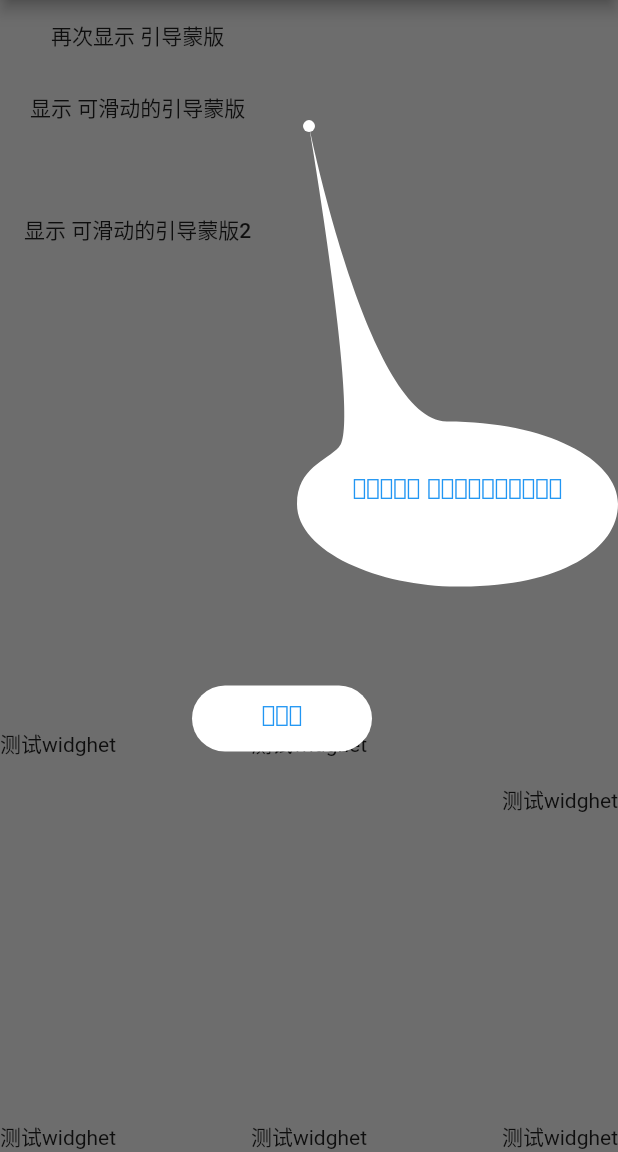
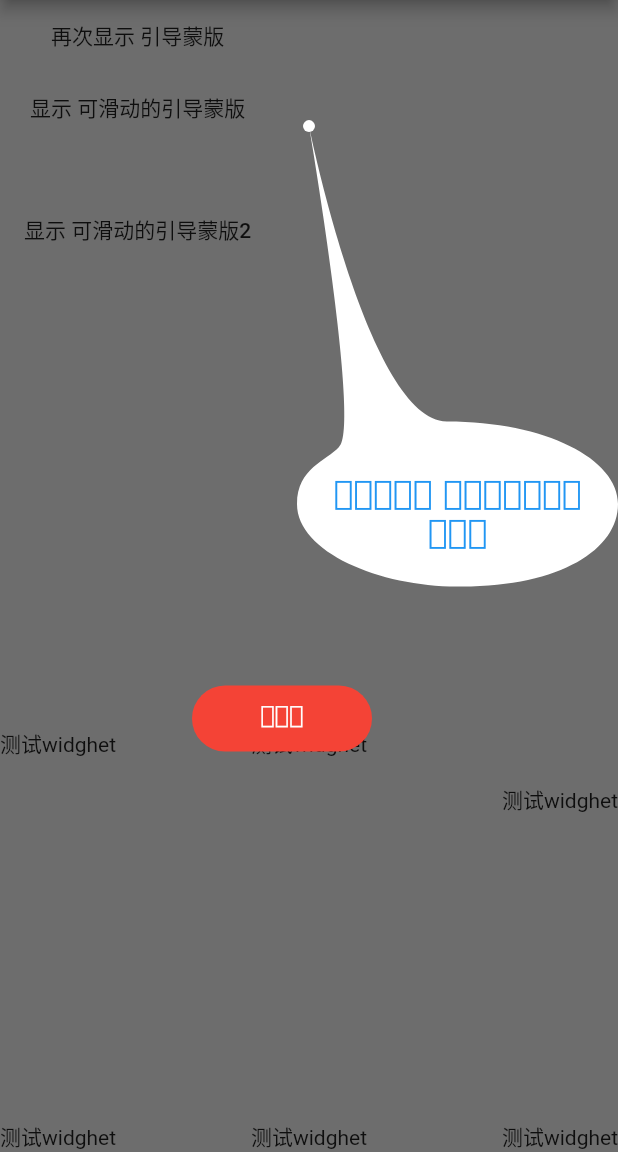
Before and after one commit to zhaolongs/flutter_guidance_plugin, a Flutter app: the screen it shows after launch, after a tap on "再次显示 引导蒙版", on a phone screen of 412 x 824 dp, the part 84-1236 px from its top. Run offline on Flutter 3.47's test engine with Material 2 defaults, Android fonts, the phone set to English and light mode, and no system bars.

Commit message:
tips 提示使用的文字颜色  与背景颜色 动态

```diff
--- a/example/lib/main.dart
+++ b/example/lib/main.dart
@@ -35,6 +35,7 @@ class _MyAppState extends State<MyApp> {
     super.initState();
 
     Future.delayed(Duration(milliseconds: 5),(){
+      show1();
     });
   }
 
@@ -117,7 +118,7 @@ class _MyAppState extends State<MyApp> {
     ///参数三 [pointX][pointY] 当 curvePointList 为null 时起作用 可用作只有一个引导指引功能页面
     ///参数五 [isSlide] 为true 时，提示框可以移动
     ///参数六 [logs] 为true 时输出Log日志
-    showBeginnerGuidance(context, curvePointList: curvePointList,pointX: 0,pointY: 0,isSlide:false ,logs: true);
+    showBeginnerGuidance(context, curvePointList: curvePointList,pointX: 0,pointY: 0,isSlide:false ,logs: true,tipsTextSize: 22);
   }
 
   ///这里是可滑动的模拟数据
--- a/lib/src/curve_painter.dart
+++ b/lib/src/curve_painter.dart
@@ -37,30 +37,40 @@ class CurvePainter extends CustomPainter {
   ///为true时显示指引的矩形
   bool isShowReact;
 
-  ///文字颜色
-  Color textColor;
+  ///提示文字颜色
+  Color tipsTextColor;
+  ///提示文字背景颜色
+  Color tipsBackgroundColor;
+  ///提示文字内容
+  String textTip ;
+  ///提示文字大小
+  double tipsTextSize;
 
   ///对齐位置
   CurverAlign curverAlign = CurverAlign.topRight;
   ArrowsAlign curverArrowsAlign = ArrowsAlign.bottomtRight;
 
-  ///提示文字
-  String textTip = "这里是旱这里是旱这里是旱这里是旱这里是旱这里是旱这里是旱这里是旱这里是旱这里是旱";
-  String defaultTextTip = "请输入提示文字";
 
   ///下一步文字颜色
-  Color nextTextColor = Colors.black;
-
+  Color nextTextColor ;
+  ///下一步背景颜色
+  Color nextBackgroundColor;
   ///下一步文字
   String nextTextTip;
+  ///下一步文字大小
+  double nextTextSize;
 
   ///
   Offset slideOffset;
   Offset preSlideOffset;
   Function(Rect rect) clickLiser;
 
-  CurvePainter(this.textColor, this.pointX, this.pointY,
-      {this.clickLiser, this.textTip, this.nextTextTip = "下一步", this.slideOffset,this.pointHeight,this.pointWidth,this.isShowReact=false});
+  CurvePainter(this.tipsTextColor, this.pointX, this.pointY,
+      {this.clickLiser,
+        this.textTip = "", this.tipsTextSize = 16,this.tipsBackgroundColor=Colors.white,
+        this.nextTextTip = "下一步", this.nextTextColor = Colors.black, this.nextBackgroundColor = Colors
+          .white, this.nextTextSize = 16,
+        this.slideOffset, this.pointHeight, this.pointWidth, this.isShowReact = false});
 
   ///实际的绘画发生在这里
   @override
@@ -282,7 +292,7 @@ class CurvePainter extends CustomPainter {
 
     ///绘制文本
     drawTextFunction(
-        C.x - A.x - 40, Offset(A.x + 20, A.y - 20), canvas, textTip);
+        C.x - A.x - 40, Offset(A.x + 20, A.y - 20), canvas, textTip,textColor: tipsTextColor,textSize: tipsTextSize);
 
     ///绘制下一步
     drawNextFunction(A, B, C, G,size,canvas, nextTextTip);
@@ -355,7 +365,7 @@ class CurvePainter extends CustomPainter {
 
     ///绘制文本
     drawTextFunction(
-        C.x - A.x - 40, Offset(A.x + 20, A.y - 20), canvas, textTip);
+        C.x - A.x - 40, Offset(A.x + 20, A.y - 20), canvas, textTip,textColor: tipsTextColor,textSize: tipsTextSize);
 
     ///绘制下一步
     drawNextFunction(A, B, C, G,size,canvas, nextTextTip);
@@ -427,7 +437,7 @@ class CurvePainter extends CustomPainter {
 
     ///绘制文本
     drawTextFunction(
-        C.x - A.x - 40, Offset(A.x + 20, A.y - 20), canvas, textTip);
+        C.x - A.x - 40, Offset(A.x + 20, A.y - 20), canvas, textTip,textColor: tipsTextColor,textSize: tipsTextSize);
 
     ///绘制下一步
     drawNextFunction(A, B, C, G,size,canvas, nextTextTip);
@@ -483,7 +493,7 @@ class CurvePainter extends CustomPainter {
     }
 
     var paint = Paint();
-    paint.color = Colors.white;
+    paint.color = nextBackgroundColor;
     //用Rect构建一个边长50,中心点坐标为100,100的矩形
     Rect rect =
     Rect.fromCenter(center: Offset(nextX, nextY), width: 120, height: 44);
@@ -496,7 +506,7 @@ class CurvePainter extends CustomPainter {
       clickLiser(rect);
     }
 
-    drawTextFunction(rect.width,Offset(rect.left,rect.top+10),canvas,"下一步");
+    drawTextFunction(rect.width,Offset(rect.left,rect.top+10),canvas,"下一步",textColor: nextTextColor,textSize:nextTextSize);
 
   }
 
@@ -505,7 +515,7 @@ class CurvePainter extends CustomPainter {
   ///[text] 绘制的文字内容
   void drawTextFunction(double textWidth, Offset textOffset, Canvas canvas,
       String text,
-      {Color textColor = Colors.blue}) {
+      {Color textColor = Colors.blue,double textSize=16}) {
     ///创建画笔
     var textPaint = Paint();
 
@@ -517,7 +527,7 @@ class CurvePainter extends CustomPainter {
       textAlign: TextAlign.center,
       fontWeight: FontWeight.w400,
       fontStyle: FontStyle.normal,
-      fontSize: 15.0,
+      fontSize: textSize,
     ));
 
     ///设置文字的样式
--- a/lib/src/exp_guilde_function.dart
+++ b/lib/src/exp_guilde_function.dart
@@ -1,4 +1,5 @@
 import 'package:flutter/cupertino.dart';
+import 'package:flutter/material.dart';
 
 import 'curve_painter.dart';
 import 'guide_bean.dart';
@@ -23,7 +24,15 @@ void showBeginnerGuidance(BuildContext context,
       List<GlobalKeyPoint> globalKeyPointList,
       double pointX = 0,
       double pointY = 0,
-      Color tipsTextColor,
+      Color tipsTextColor=Colors.blue,
+      Color tipsBackGroundColor=Colors.white,
+      double tipsTextSize =16.0,
+      ///下一步文字颜色
+      Color nextTextColor=Colors.white,
+      ///下一步背景颜色
+      Color nextBackgroundColor=Colors.red,
+      ///下一步文字大小
+      double  nextTextSize=16.0,
       bool isSlide = false,
       bool logs = false,
       Function(bool isEnd) clickCallback}) {
@@ -39,7 +48,12 @@ void showBeginnerGuidance(BuildContext context,
           curvePointList: curvePointList,
           pointX: pointX,
           pointY: pointY,
-          textColor: tipsTextColor,
+          tipsTextColor: tipsTextColor,
+          tipsBackgroundColor: tipsBackGroundColor,
+          tipsTextSize: tipsTextSize,
+          nextBackgroundColor: nextBackgroundColor,
+          nextTextColor: nextTextColor,
+          nextTextSize: nextTextSize,
           isSlide: isSlide,
           clickCallback: clickCallback);
     },
--- a/lib/src/guide_page.dart
+++ b/lib/src/guide_page.dart
@@ -7,9 +7,29 @@ import 'guide_bean.dart';
 
 class GuideSplashPage extends StatefulWidget {
   ///用户指引行为
-  Color textColor;
   double pointX = 0;
   double pointY = 0;
+
+
+  ///提示文字颜色
+  Color tipsTextColor;
+  ///提示文字背景颜色
+  Color tipsBackgroundColor;
+  ///提示文字内容
+  String textTip ;
+  ///提示文字大小
+  double tipsTextSize;
+
+
+  ///下一步文字颜色
+  Color nextTextColor ;
+  ///下一步背景颜色
+  Color nextBackgroundColor;
+  ///下一步文字
+  String nextTextTip;
+  ///下一步文字大小
+  double nextTextSize;
+
 
   ///是否可滑动
   bool isSlide = false;
@@ -22,7 +42,17 @@ class GuideSplashPage extends StatefulWidget {
 
   GuideSplashPage({this.globalKeyPointList,
     this.curvePointList,
-    this.textColor = Colors.black,
+    this.tipsTextColor = Colors.blue,
+    this.tipsBackgroundColor = Colors.white,
+    this.tipsTextSize=16.0,
+    ///下一步文字颜色
+    this. nextTextColor ,
+    ///下一步背景颜色
+    this. nextBackgroundColor,
+    ///下一步文字
+    this. nextTextTip,
+    ///下一步文字大小
+    this. nextTextSize,
     this.pointX = 0,
     this.pointY = 0,
     this.isSlide = false,
@@ -59,7 +89,7 @@ class _GuidePageState extends State<GuideSplashPage> {
         widget.globalKeyPointList.length == 0) &&
         (widget.curvePointList == null || widget.curvePointList.length == 0)) {
       widget.curvePointList = [];
-      widget.curvePointList.add(CurvePoint(widget.pointX, widget.pointY));
+      widget.curvePointList.add(CurvePoint(widget.pointX, widget.pointY,tipsMessage:widget.textTip));
     } else if (widget.globalKeyPointList != null &&
         widget.globalKeyPointList.length > 0) {
 
@@ -241,10 +271,17 @@ class _GuidePageState extends State<GuideSplashPage> {
       size: Size(width, height),
 
       ///这是CustomPainter类的一个实例，它在画布上绘制绘画的第一层
-      painter: CurvePainter(widget.textColor, curvePoint.x, curvePoint.y,
+      painter: CurvePainter(widget.tipsTextColor, curvePoint.x, curvePoint.y,
+          tipsBackgroundColor: widget.tipsBackgroundColor,
+          tipsTextSize: widget.tipsTextSize,
+          textTip: curvePoint.tipsMessage,
+          nextBackgroundColor: widget.nextBackgroundColor,
+          nextTextSize: widget.nextTextSize,
+          nextTextColor: widget.nextTextColor,
+          nextTextTip: curvePoint.nextString,
           pointHeight: curvePoint.eHeight,
           pointWidth: curvePoint.eWidth,
-          textTip: curvePoint.tipsMessage,
+
           clickLiser: liserClickCallback,
           isShowReact: curvePoint.isShowReact,
           slideOffset: slideOffset),
```
